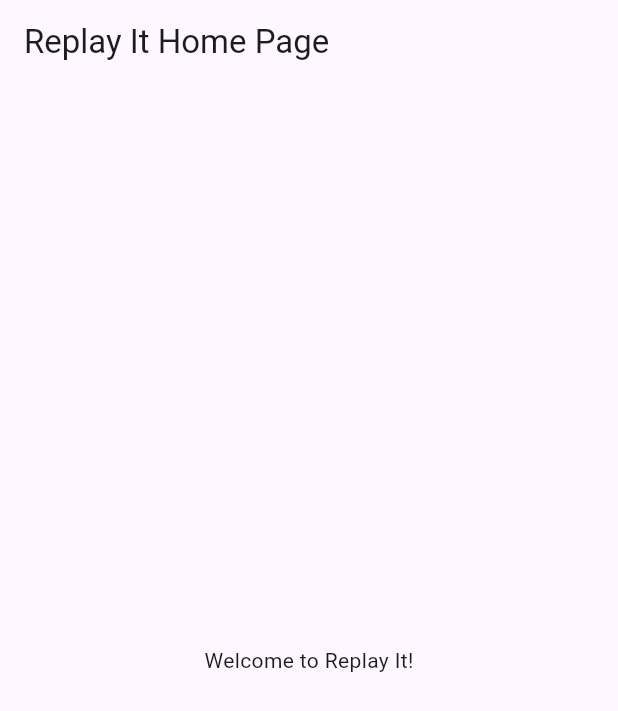
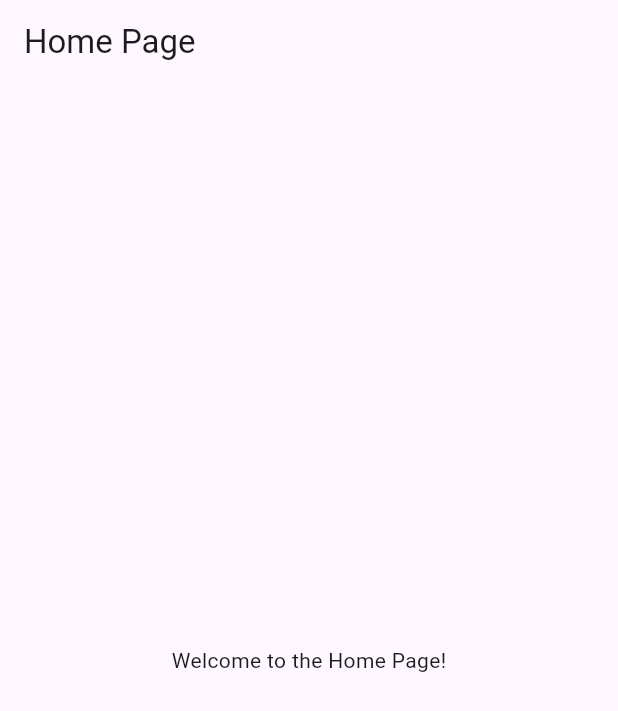
Before and after one commit to PescadoMuerto1/replay_it, a Flutter app: the screen it shows after launch, on a phone screen of 412 x 824 dp. Shown: the top 711 px of the screen. Run offline on Flutter 3.47's test engine with Material 3 defaults, Android fonts, the phone set to English and light mode, and no system bars.

Commit message:
Add home page and basic app architecture

```diff
--- a/lib/main.dart
+++ b/lib/main.dart
@@ -1,22 +1,20 @@
- import 'package:flutter/material.dart';
+import 'package:flutter/material.dart';
+import 'package:replay_it/presention/pages/home_page.dart';
 
 void main() {
-  runApp(MyApp());
+  runApp(const MyApp());
 }
 
 class MyApp extends StatelessWidget {
+  const MyApp({super.key});
+
   @override
   Widget build(BuildContext context) {
     return MaterialApp(
-      title: 'Replay It',
-      home: Scaffold(
-        appBar: AppBar(
-          title: Text('Replay It Home Page'),
-        ),
-        body: Center(
-          child: Text('Welcome to Replay It!'),
-        ),
-      ),
+      debugShowCheckedModeBanner: false,
+      title: 'play_shot',
+      theme: ThemeData(primarySwatch: Colors.blue),
+      home: HomePage(),
     );
   }
 }
--- /dev/null
+++ b/lib/presention/pages/home_page.dart
@@ -0,0 +1,15 @@
+import 'package:flutter/material.dart';
+
+class HomePage extends StatelessWidget {
+  @override
+  Widget build(BuildContext context) {
+    return Scaffold(
+      appBar: AppBar(
+        title: Text('Home Page'),
+      ),
+      body: Center(
+        child: Text('Welcome to the Home Page!'),
+      ),
+    );
+  }
+}
```
